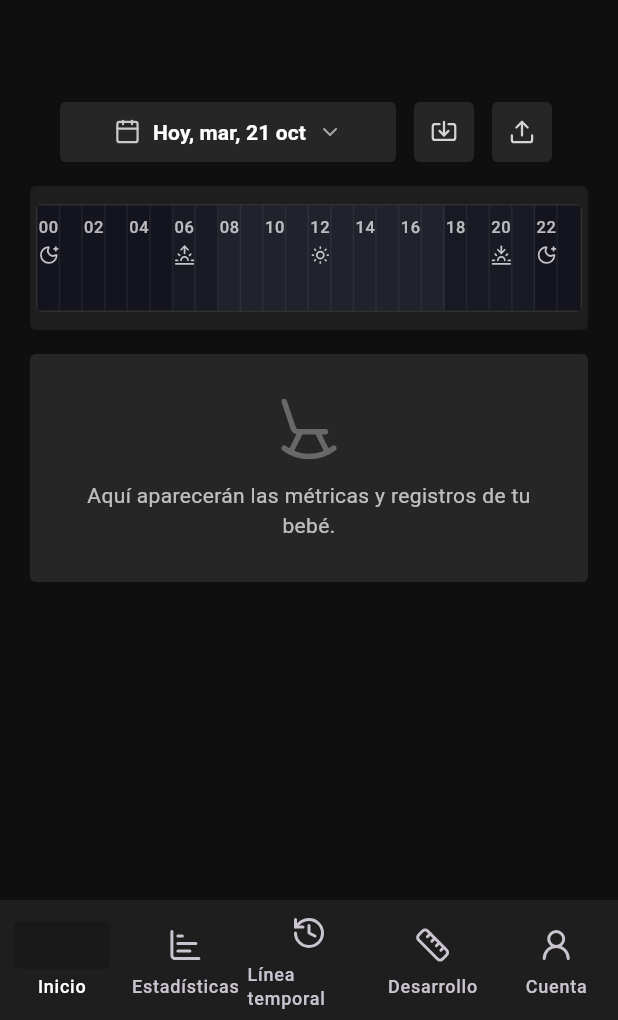
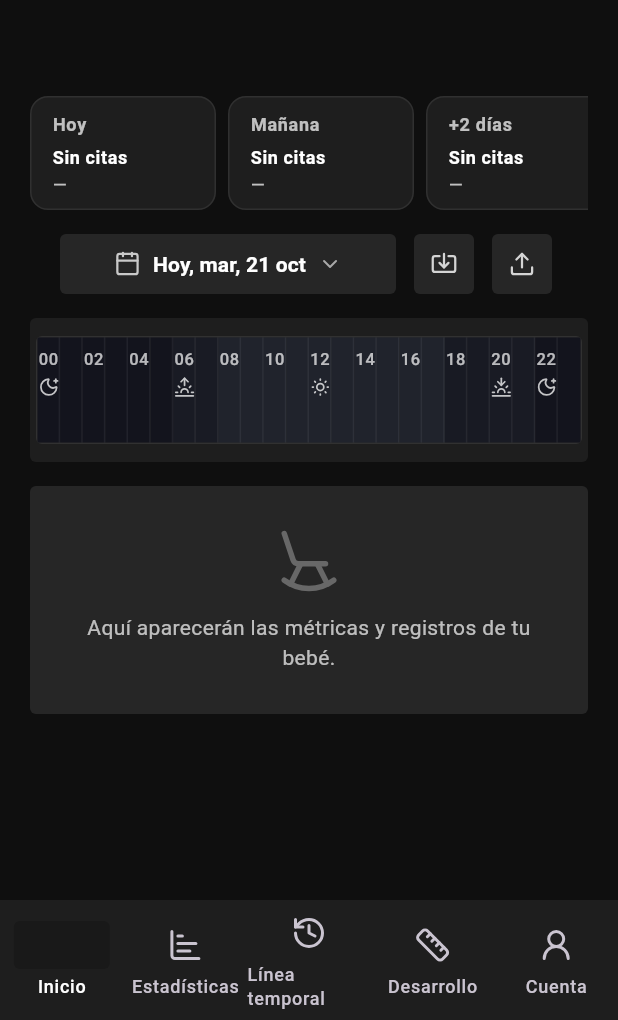
Before and after one commit to FinidiDevSp/baby_log, a Flutter app: the BabyDashboardPage screen opened directly with empty values, on a phone screen of 412 x 824 dp, the part 216-1236 px from its top. Run offline on Flutter 3.47's test engine with Material 3 defaults, Android fonts, the phone set to English and light mode, and no system bars; our stand-ins replace csv, drift, equatable, file_picker, flutter_riverpod, image_picker and 4 more; accounts and stored records are empty; generated files the repository leaves out were written again.

Commit message:
feat(home): add appointment chips carousel
Introduce a dedicated appointment summary carousel on the dashboard, rename the agenda shortcut to Citas, and keep medical appointments out of the timeline and daily log sections.

```diff
--- a/lib/l10n/app_es.arb
+++ b/lib/l10n/app_es.arb
@@ -100,7 +100,7 @@
   "dashboardBathLabel": "Baño",
   "dashboardTemperatureLabel": "Temperatura",
   "dashboardFoodLabel": "Comida",
-  "dashboardMedicalAgendaLabel": "AGENDA",
+  "dashboardMedicalAgendaLabel": "CITAS",
   "agendaTitle": "Agenda médica",
   "agendaNewAppointmentTooltip": "Agregar cita",
   "agendaCreateTitle": "Nueva cita",
@@ -135,6 +135,11 @@
   "dashboardAgendaStatusToday": "Hoy",
   "dashboardAgendaStatusTomorrow": "Mañana",
   "dashboardAgendaStatusInDays": "{count, plural, =1 {En 1 día} other {En {count} días}}",
+  "dashboardAppointmentsChipLabelToday": "Hoy",
+  "dashboardAppointmentsChipLabelTomorrow": "Mañana",
+  "dashboardAppointmentsChipLabelInDays": "+{count} días",
+  "dashboardAppointmentsCount": "{count, plural, =0 {Sin citas} =1 {1 cita} other {{count} citas}}",
+  "dashboardAppointmentsNoTime": "—",
   "@dashboardAgendaStatusInDays": {
     "description": "Indicador de días restantes para la próxima cita médica",
     "placeholders": {
--- a/lib/l10n/app_localizations.dart
+++ b/lib/l10n/app_localizations.dart
@@ -626,6 +626,36 @@ abstract class AppLocalizations {
   /// **'{count, plural, =1 {En 1 día} other {En {count} días}}'**
   String dashboardAgendaStatusInDays(int count);
 
+  /// No description provided for @dashboardAppointmentsChipLabelToday.
+  ///
+  /// In es, this message translates to:
+  /// **'Hoy'**
+  String get dashboardAppointmentsChipLabelToday;
+
+  /// No description provided for @dashboardAppointmentsChipLabelTomorrow.
+  ///
+  /// In es, this message translates to:
+  /// **'Mañana'**
+  String get dashboardAppointmentsChipLabelTomorrow;
+
+  /// No description provided for @dashboardAppointmentsChipLabelInDays.
+  ///
+  /// In es, this message translates to:
+  /// **'+{count} días'**
+  String dashboardAppointmentsChipLabelInDays(int count);
+
+  /// No description provided for @dashboardAppointmentsCount.
+  ///
+  /// In es, this message translates to:
+  /// **'{count, plural, =0 {Sin citas} =1 {1 cita} other {{count} citas}}'**
+  String dashboardAppointmentsCount(int count);
+
+  /// No description provided for @dashboardAppointmentsNoTime.
+  ///
+  /// In es, this message translates to:
+  /// **'—'**
+  String get dashboardAppointmentsNoTime;
+
   /// Estado mostrado en el acceso directo de preguntas cuando hay pendientes
   ///
   /// In es, this message translates to:
--- a/lib/l10n/app_localizations_es.dart
+++ b/lib/l10n/app_localizations_es.dart
@@ -179,7 +179,7 @@ class AppLocalizationsEs extends AppLocalizations {
   String get dashboardFoodLabel => 'Comida';
 
   @override
-  String get dashboardMedicalAgendaLabel => 'AGENDA';
+  String get dashboardMedicalAgendaLabel => 'CITAS';
 
   @override
   String get agendaTitle => 'Agenda médica';
@@ -290,6 +290,32 @@ class AppLocalizationsEs extends AppLocalizations {
     );
     return '$_temp0';
   }
+
+  @override
+  String get dashboardAppointmentsChipLabelToday => 'Hoy';
+
+  @override
+  String get dashboardAppointmentsChipLabelTomorrow => 'Mañana';
+
+  @override
+  String dashboardAppointmentsChipLabelInDays(int count) {
+    return '+$count días';
+  }
+
+  @override
+  String dashboardAppointmentsCount(int count) {
+    String _temp0 = intl.Intl.pluralLogic(
+      count,
+      locale: localeName,
+      other: '$count citas',
+      one: '1 cita',
+      zero: 'Sin citas',
+    );
+    return '$_temp0';
+  }
+
+  @override
+  String get dashboardAppointmentsNoTime => '—';
 
   @override
   String dashboardQuestionsPending(int count) {
--- a/lib/presentation/features/home/baby_dashboard_page.dart
+++ b/lib/presentation/features/home/baby_dashboard_page.dart
@@ -424,41 +424,6 @@ class _BabyHomeViewState extends ConsumerState<_BabyHomeView> {
     }
     final days = difference.inDays;
     return l10n.dashboardElapsedDays(days);
-  }
-
-  String? _resolveAgendaStatus(
-    AppLocalizations l10n,
-    List<MedicalAppointment> appointments, {
-    required DateTime reference,
-  }) {
-    if (appointments.isEmpty) {
-      return null;
-    }
-    final upcoming =
-        appointments
-            .where(
-              (appointment) => !appointment.scheduledAt.isBefore(reference),
-            )
-            .toList()
-          ..sort((a, b) => a.scheduledAt.compareTo(b.scheduledAt));
-    if (upcoming.isEmpty) {
-      return null;
-    }
-    final next = upcoming.first;
-    final today = DateTime(reference.year, reference.month, reference.day);
-    final nextDate = DateTime(
-      next.scheduledAt.year,
-      next.scheduledAt.month,
-      next.scheduledAt.day,
-    );
-    final difference = nextDate.difference(today).inDays;
-    if (difference <= 0) {
-      return l10n.dashboardAgendaStatusToday;
-    }
-    if (difference == 1) {
-      return l10n.dashboardAgendaStatusTomorrow;
-    }
-    return l10n.dashboardAgendaStatusInDays(difference);
   }
 
   void _changeDay(int delta) {
@@ -567,9 +532,6 @@ class _BabyHomeViewState extends ConsumerState<_BabyHomeView> {
     final selectedTemperatures = temperatures
         .where((entry) => _isSameCalendarDay(entry.timestamp, _selectedDate))
         .toList();
-    final selectedAppointments = appointments
-        .where((entry) => _isSameCalendarDay(entry.scheduledAt, _selectedDate))
-        .toList();
 
     void openBottleForm() {
       Navigator.of(
@@ -652,19 +614,43 @@ class _BabyHomeViewState extends ConsumerState<_BabyHomeView> {
       temperatureStatus = _formatElapsedTime(l10n, latestTemperature.timestamp);
     }
 
-    final agendaStatus = _resolveAgendaStatus(
-      l10n,
-      appointments,
-      reference: DateTime.now(),
-    );
+    final today = DateTime.now();
+    final todayDate = DateTime(today.year, today.month, today.day);
+    final appointmentChipItems = List<_AppointmentChipData>.generate(3, (index) {
+      final targetDate = todayDate.add(Duration(days: index));
+      final items = appointments
+          .where((entry) => _isSameCalendarDay(entry.scheduledAt, targetDate))
+          .toList()
+        ..sort((a, b) => a.scheduledAt.compareTo(b.scheduledAt));
+      late final String label;
+      switch (index) {
+        case 0:
+          label = l10n.dashboardAppointmentsChipLabelToday;
+          break;
+        case 1:
+          label = l10n.dashboardAppointmentsChipLabelTomorrow;
+          break;
+        default:
+          label = l10n.dashboardAppointmentsChipLabelInDays(index);
+      }
+      final statusLabel = l10n.dashboardAppointmentsCount(items.length);
+      final timeLabel = items.isEmpty
+          ? l10n.dashboardAppointmentsNoTime
+          : DateFormat.Hm(l10n.localeName).format(items.first.scheduledAt);
+      return _AppointmentChipData(
+        label: label,
+        status: statusLabel,
+        timeLabel: timeLabel,
+        nextAppointment: items.isEmpty ? null : items.first,
+      );
+    });
 
     final hasEntries =
         selectedFeedings.isNotEmpty ||
         selectedStools.isNotEmpty ||
         selectedVomits.isNotEmpty ||
         selectedBaths.isNotEmpty ||
-        selectedTemperatures.isNotEmpty ||
-        selectedAppointments.isNotEmpty;
+        selectedTemperatures.isNotEmpty;
 
     final daySectionKey = ValueKey(_selectedDate);
 
@@ -691,7 +677,6 @@ class _BabyHomeViewState extends ConsumerState<_BabyHomeView> {
             vomits: selectedVomits,
             baths: selectedBaths,
             temperatures: selectedTemperatures,
-            appointments: selectedAppointments,
           ),
       ],
     );
@@ -717,8 +702,21 @@ class _BabyHomeViewState extends ConsumerState<_BabyHomeView> {
             vomitStatus: vomitStatus,
             bathStatus: bathStatus,
             temperatureStatus: temperatureStatus,
-            agendaStatus: agendaStatus,
             questionsStatus: questionsStatus,
+          ),
+          const SizedBox(height: 12),
+          _AppointmentChipsCarousel(
+            accentColor: widget.accentColor,
+            items: appointmentChipItems,
+            onChipTap: (appointment) {
+              Navigator.of(context).push(
+                MaterialPageRoute(
+                  builder: (_) => MedicalAgendaPage(
+                    initialAppointment: appointment,
+                  ),
+                ),
+              );
+            },
           ),
           const SizedBox(height: 12),
           _TimelineHeader(
@@ -772,7 +770,6 @@ class _ShortcutCarousel extends StatelessWidget {
     this.vomitStatus,
     this.bathStatus,
     this.temperatureStatus,
-    this.agendaStatus,
     this.questionsStatus,
   });
 
@@ -788,7 +785,6 @@ class _ShortcutCarousel extends StatelessWidget {
   final String? vomitStatus;
   final String? bathStatus;
   final String? temperatureStatus;
-  final String? agendaStatus;
   final String? questionsStatus;
 
   @override
@@ -846,7 +842,7 @@ class _ShortcutCarousel extends StatelessWidget {
         label: l10n.dashboardMedicalAgendaLabel,
         onTap: onAgendaTap,
         heroTag: 'agenda_shortcut',
-        status: agendaStatus,
+        status: null,
       ),
       _ShortcutData(
         color: const Color(0xFF8E8CD8),
@@ -951,6 +947,113 @@ class _ShortcutCircle extends StatelessWidget {
   }
 }
 
+class _AppointmentChipsCarousel extends StatelessWidget {
+  const _AppointmentChipsCarousel({
+    required this.accentColor,
+    required this.items,
+    required this.onChipTap,
+  });
+
+  final Color accentColor;
+  final List<_AppointmentChipData> items;
+  final ValueChanged<MedicalAppointment?> onChipTap;
+
+  @override
+  Widget build(BuildContext context) {
+    if (items.isEmpty) {
+      return const SizedBox.shrink();
+    }
+
+    final theme = Theme.of(context);
+
+    return SizedBox(
+      height: 76,
+      child: ListView.separated(
+        scrollDirection: Axis.horizontal,
+        itemCount: items.length,
+        separatorBuilder: (_, __) => const SizedBox(width: 8),
+        itemBuilder: (context, index) {
+          final item = items[index];
+          final hasAppointment = item.nextAppointment != null;
+          final backgroundColor = hasAppointment
+              ? accentColor.withValues(alpha: 0.18)
+              : AppColors.surface;
+          final borderColor = hasAppointment
+              ? accentColor.withValues(alpha: 0.5)
+              : Colors.white.withValues(alpha: 0.08);
+
+          return Material(
+            color: Colors.transparent,
+            child: InkWell(
+              onTap: () => onChipTap(item.nextAppointment),
+              borderRadius: BorderRadius.circular(12),
+              child: Container(
+                width: 124,
+                padding:
+                    const EdgeInsets.symmetric(horizontal: 14, vertical: 10),
+                decoration: BoxDecoration(
+                  color: backgroundColor,
+                  borderRadius: BorderRadius.circular(12),
+                  border: Border.all(color: borderColor),
+                ),
+                child: Column(
+                  mainAxisAlignment: MainAxisAlignment.center,
+                  crossAxisAlignment: CrossAxisAlignment.start,
+                  children: [
+                    Text(
+                      item.label,
+                      maxLines: 1,
+                      overflow: TextOverflow.ellipsis,
+                      style: theme.textTheme.labelMedium?.copyWith(
+                        fontWeight: FontWeight.w600,
+                        color: hasAppointment
+                            ? accentColor
+                            : Colors.white.withValues(alpha: 0.72),
+                      ),
+                    ),
+                    const SizedBox(height: 6),
+                    Text(
+                      item.status,
+                      maxLines: 1,
+                      overflow: TextOverflow.ellipsis,
+                      style: theme.textTheme.bodySmall?.copyWith(
+                        fontWeight: FontWeight.w600,
+                      ),
+                    ),
+                    const SizedBox(height: 2),
+                    Text(
+                      item.timeLabel,
+                      maxLines: 1,
+                      overflow: TextOverflow.ellipsis,
+                      style: theme.textTheme.bodySmall?.copyWith(
+                        color: Colors.white.withValues(alpha: 0.72),
+                      ),
+                    ),
+                  ],
+                ),
+              ),
+            ),
+          );
+        },
+      ),
+    );
+  }
+}
+
+class _AppointmentChipData {
+  const _AppointmentChipData({
+    required this.label,
+    required this.status,
+    required this.timeLabel,
+    required this.nextAppointment,
+  });
+
+  final String label;
+  final String status;
+  final String timeLabel;
+  final MedicalAppointment? nextAppointment;
+}
+
 class _TimelineCard extends StatelessWidget {
   const _TimelineCard({
     required this.feedings,
@@ -958,7 +1061,6 @@ class _TimelineCard extends StatelessWidget {
     required this.vomits,
     required this.baths,
     required this.temperatures,
-    this.appointments = const <MedicalAppointment>[],
     required this.accentColor,
     required this.selectedDate,
   });
@@ -968,7 +1070,6 @@ class _TimelineCard extends StatelessWidget {
   final List<VomitEntry> vomits;
   final List<BathEntry> baths;
   final List<TemperatureEntry> temperatures;
-  final List<MedicalAppointment> appointments;
   final Color accentColor;
   final DateTime selectedDate;
   @override
@@ -980,7 +1081,6 @@ class _TimelineCard extends StatelessWidget {
     final vomitsByHour = _groupVomits(vomits);
     final bathsByHour = _groupBaths(baths);
     final temperaturesByHour = _groupTemperatures(temperatures);
-    final appointmentsByHour = _groupAppointments(appointments);
     final tiles = List<_TimelineTileData>.generate(24, (index) {
       final hour = index;
       final feedingsForHour = feedingsByHour[hour] ?? const <FeedingEntry>[];
@@ -989,8 +1089,6 @@ class _TimelineCard extends StatelessWidget {
       final bathsForHour = bathsByHour[hour] ?? const <BathEntry>[];
       final temperaturesForHour =
           temperaturesByHour[hour] ?? const <TemperatureEntry>[];
-      final appointmentsForHour =
-          appointmentsByHour[hour] ?? const <MedicalAppointment>[];
       final markers = _buildMarkersForHour(
         hour: hour,
         feedings: feedingsForHour,
@@ -998,7 +1096,6 @@ class _TimelineCard extends StatelessWidget {
         vomits: vomitsForHour,
         baths: bathsForHour,
         temperatures: temperaturesForHour,
-        appointments: appointmentsForHour,
       );
       return _TimelineTileData(
         hour: hour,
@@ -1084,7 +1181,6 @@ class _TimelineCard extends StatelessWidget {
     required List<VomitEntry> vomits,
     required List<BathEntry> baths,
     required List<TemperatureEntry> temperatures,
-    required List<MedicalAppointment> appointments,
   }) {
     final markers = <_TimelineEventMarker>[];
 
@@ -1118,14 +1214,6 @@ class _TimelineCard extends StatelessWidget {
         _temperatureAccentColor,
       );
     }
-    for (final entry in appointments) {
-      addMarker(
-        entry.scheduledAt,
-        LucideIcons.calendarCheck,
-        _appointmentAccentColor,
-      );
-    }
-
     markers.sort((a, b) => a.position.compareTo(b.position));
     return markers;
   }
@@ -1478,17 +1566,6 @@ Map<int, List<TemperatureEntry>> _groupTemperatures(
   return map;
 }
 
-Map<int, List<MedicalAppointment>> _groupAppointments(
-  List<MedicalAppointment> appointments,
-) {
-  final map = <int, List<MedicalAppointment>>{};
-  for (final entry in appointments) {
-    final tileHour = entry.scheduledAt.hour;
-    map.putIfAbsent(tileHour, () => []).add(entry);
-  }
-  return map;
-}
-
 String _stoolDescription(AppLocalizations l10n, StoolConsistency consistency) {
   switch (consistency) {
     case StoolConsistency.liquid:
@@ -1520,22 +1597,6 @@ String _bathDescription(AppLocalizations l10n, BathType type) {
   }
 }
 
-String _appointmentTypeLabel(
-  AppLocalizations l10n,
-  MedicalAppointmentType type,
-) {
-  switch (type) {
-    case MedicalAppointmentType.revision:
-      return l10n.agendaTypeRevision;
-    case MedicalAppointmentType.pediatrics:
-      return l10n.agendaTypePediatrics;
-    case MedicalAppointmentType.vaccines:
-      return l10n.agendaTypeVaccines;
-    case MedicalAppointmentType.emergency:
-      return l10n.agendaTypeEmergency;
-  }
-}
-
 Color _backgroundForHour(int hour) {
   if (hour < 6 || hour >= 22) {
     return const Color(0xFF13141D);
@@ -1608,7 +1669,6 @@ class _DailyLogList extends ConsumerStatefulWidget {
     required this.vomits,
     required this.baths,
     required this.temperatures,
-    this.appointments = const <MedicalAppointment>[],
     required this.accentColor,
   });
 
@@ -1617,7 +1677,6 @@ class _DailyLogList extends ConsumerStatefulWidget {
   final List<VomitEntry> vomits;
   final List<BathEntry> baths;
   final List<TemperatureEntry> temperatures;
-  final List<MedicalAppointment> appointments;
   final Color accentColor;
 
   @override
@@ -1683,18 +1742,6 @@ class _DailyLogListState extends ConsumerState<_DailyLogList>
           );
         }
         break;
-      case _DailyLogType.appointment:
-        final appointment = entry.appointment;
-        if (appointment != null) {
-          navigator.push(
-            MaterialPageRoute(
-              builder: (_) => MedicalAgendaPage(
-                initialAppointment: appointment,
-              ),
-            ),
-          );
-        }
-        break;
     }
   }
 
@@ -1741,15 +1788,6 @@ class _DailyLogListState extends ConsumerState<_DailyLogList>
             throw StateError('La temperatura no tiene identificador.');
           }
           await ref.read(temperatureRepositoryProvider).deleteTemperature(id);
-          break;
-        case _DailyLogType.appointment:
-          final appointment = entry.appointment;
-          if (appointment == null) {
-            throw StateError('La cita médica no está disponible.');
-          }
-          ref
-              .read(medicalAppointmentsProvider.notifier)
-              .removeAppointment(appointment.id);
           break;
       }
       if (!mounted) {
@@ -1850,7 +1888,6 @@ class _DailyLogListState extends ConsumerState<_DailyLogList>
       ...widget.vomits.map(_DailyLogEntry.vomit),
       ...widget.baths.map(_DailyLogEntry.bath),
       ...widget.temperatures.map(_DailyLogEntry.temperature),
-      ...widget.appointments.map(_DailyLogEntry.appointment),
     ]..sort((a, b) => b.timestamp.compareTo(a.timestamp));
     final summaryItems = [
       _SummaryData(
@@ -2136,47 +2173,6 @@ class _DailyLogListState extends ConsumerState<_DailyLogList>
                                 ],
                               ],
                             );
-                          case _DailyLogType.appointment:
-                            final appointment = entry.appointment!;
-                            final typeLabel = _appointmentTypeLabel(
-                              l10n,
-                              appointment.type,
-                            );
-                            final notes = appointment.notes ?? '';
-                            return buildEntryRow(
-                              icon: LucideIcons.calendarCheck,
-                              color: _appointmentAccentColor,
-                              entry: entry,
-                              content: [
-                                Text(
-                                  timeLabel,
-                                  style: theme.textTheme.titleSmall?.copyWith(
-                                    fontWeight: FontWeight.w600,
-                                  ),
-                                ),
-                                const SizedBox(height: 4),
-                                Text(
-                                  appointment.title,
-                                  style: theme.textTheme.bodyMedium,
-                                ),
-                                const SizedBox(height: 4),
-                                Text(
-                                  typeLabel,
-                                  style: theme.textTheme.labelSmall?.copyWith(
-                                    color: Colors.white.withValues(alpha: 0.7),
-                                  ),
-                                ),
-                                if (notes.isNotEmpty) ...[
-                                  const SizedBox(height: 4),
-                                  Text(
-                                    notes,
-                                    style: theme.textTheme.bodySmall?.copyWith(
-                                      color: Colors.white70,
-                                    ),
-                                  ),
-                                ],
-                              ],
-                            );
                         }
                         return const SizedBox.shrink();
                       },
@@ -2190,7 +2186,7 @@ class _DailyLogListState extends ConsumerState<_DailyLogList>
   }
 }
 
-enum _DailyLogType { feeding, stool, vomit, bath, temperature, appointment }
+enum _DailyLogType { feeding, stool, vomit, bath, temperature }
 
 class _DailyLogEntry {
   _DailyLogEntry.feeding(FeedingEntry entry)
@@ -2199,7 +2195,6 @@ class _DailyLogEntry {
       vomit = null,
       bath = null,
       temperature = null,
-      appointment = null,
       type = _DailyLogType.feeding,
       timestamp = entry.timestamp;
 
@@ -2209,7 +2204,6 @@ class _DailyLogEntry {
       vomit = null,
       bath = null,
       temperature = null,
-      appointment = null,
       type = _DailyLogType.stool,
       timestamp = entry.timestamp;
 
@@ -2219,7 +2213,6 @@ class _DailyLogEntry {
       vomit = entry,
       bath = null,
       temperature = null,
-      appointment = null,
       type = _DailyLogType.vomit,
       timestamp = entry.timestamp;
 
@@ -2229,7 +2222,6 @@ class _DailyLogEntry {
       vomit = null,
       bath = entry,
       temperature = null,
-      appointment = null,
       type = _DailyLogType.bath,
       timestamp = entry.timestamp;
 
@@ -2239,26 +2231,14 @@ class _DailyLogEntry {
       vomit = null,
       bath = null,
       temperature = entry,
-      appointment = null,
       type = _DailyLogType.temperature,
       timestamp = entry.timestamp;
-
-  _DailyLogEntry.appointment(MedicalAppointment entry)
-    : feeding = null,
-      stool = null,
-      vomit = null,
-      bath = null,
-      temperature = null,
-      appointment = entry,
-      type = _DailyLogType.appointment,
-      timestamp = entry.scheduledAt;
 
   final FeedingEntry? feeding;
   final StoolEntry? stool;
   final VomitEntry? vomit;
   final BathEntry? bath;
   final TemperatureEntry? temperature;
-  final MedicalAppointment? appointment;
   final _DailyLogType type;
   final DateTime timestamp;
 }
```
Also changed, not shown: lib/l10n/app_en.arb (+6 -1 lines), lib/l10n/app_localizations_en.dart (+27 -1 lines). Lines whose indentation alone changed are shown as unchanged.
